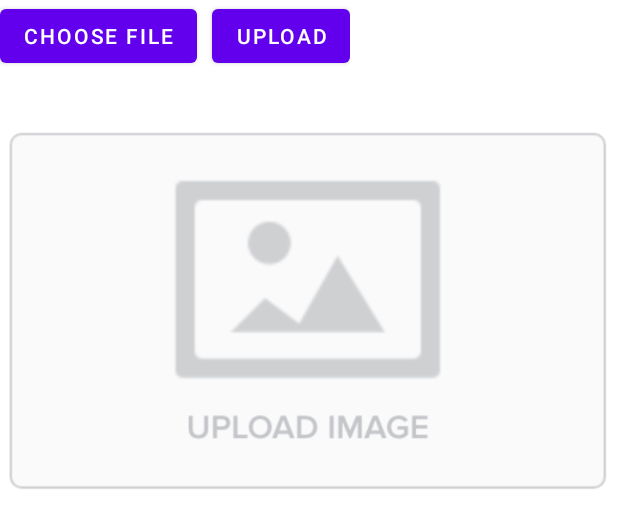
After one commit to kavitha565/android_project, an Android app: the layout activity_file_upload.xml on its own in the app's theme, with its tools: preview values and no code run, on a phone screen of 412 x 824 dp. The commit adds this screen. Shown: the top 528 px of the screen. Run offline under Robolectric (Android 15) with nearby library versions, the phone set to English and light mode, and no system bars.

Commit message:
adding file upload

```diff
--- a/app/build.gradle
+++ b/app/build.gradle
@@ -45,6 +45,7 @@ dependencies {
 
     implementation 'com.google.android.material:material:1.0.0'
     implementation 'com.google.firebase:firebase-database:20.1.0'
+    implementation 'com.google.firebase:firebase-storage:20.1.0'
 
     testImplementation 'junit:junit:4.13.2'
     androidTestImplementation 'androidx.test.ext:junit:1.1.3'
--- a/app/src/main/res/layout/activity_chat.xml
+++ b/app/src/main/res/layout/activity_chat.xml
@@ -55,7 +55,7 @@
         <EditText
             android:layout_width="match_parent"
             android:layout_height="wrap_content"
-            android:hint="Input"
+            android:hint="Type message"
             android:id="@+id/input"
             />
     </com.google.android.material.textfield.TextInputLayout>
--- /dev/null
+++ b/app/src/main/res/layout/activity_file_upload.xml
@@ -0,0 +1,37 @@
+<?xml version="1.0" encoding="utf-8"?>
+<RelativeLayout xmlns:android="http://schemas.android.com/apk/res/android"
+    xmlns:tools="http://schemas.android.com/tools"
+    android:layout_width="match_parent"
+    android:layout_height="match_parent">
+
+    <LinearLayout
+        android:id="@+id/buttonContainers"
+        android:layout_width="wrap_content"
+        android:layout_height="wrap_content"
+        android:orientation="horizontal">
+        <Button
+            android:id="@+id/chooseFile"
+            android:layout_width="wrap_content"
+            android:layout_height="wrap_content"
+            android:text="Choose file"
+            android:layout_marginRight="10dp"/>
+
+        <Button
+            android:id="@+id/uploadFile"
+            android:layout_width="wrap_content"
+            android:layout_height="wrap_content"
+            android:text="Upload" />
+
+    </LinearLayout>
+    <ImageView
+        android:id="@+id/bookCover"
+        android:src="@drawable/cover_image_placeholder"
+        android:layout_width="match_parent"
+        android:layout_height="300dp"
+        android:layout_below="@id/buttonContainers"
+        android:layout_marginTop="10dp">
+
+    </ImageView>
+
+
+</RelativeLayout>
```
Also changed, not shown: app/src/main/AndroidManifest.xml (+20 -6 lines), app/src/main/java/com/example/exchangelibrary/FileUpload.java (added, +58 -0 lines), app/src/main/res/drawable-v24/cover_image_placeholder.png (added).
